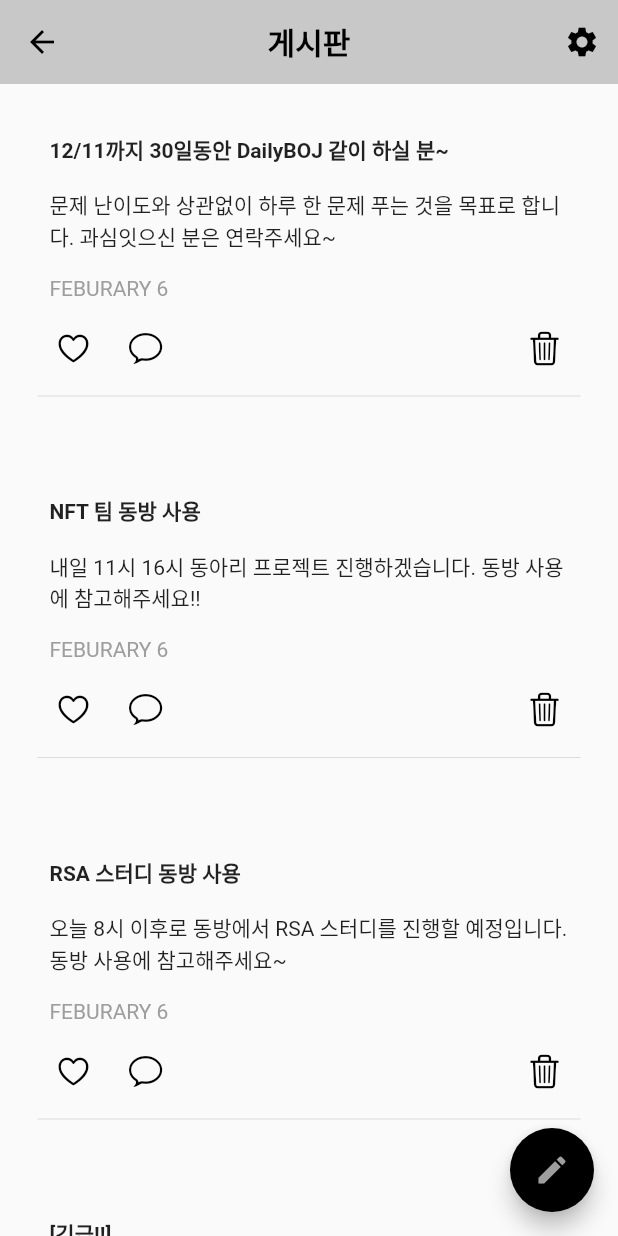
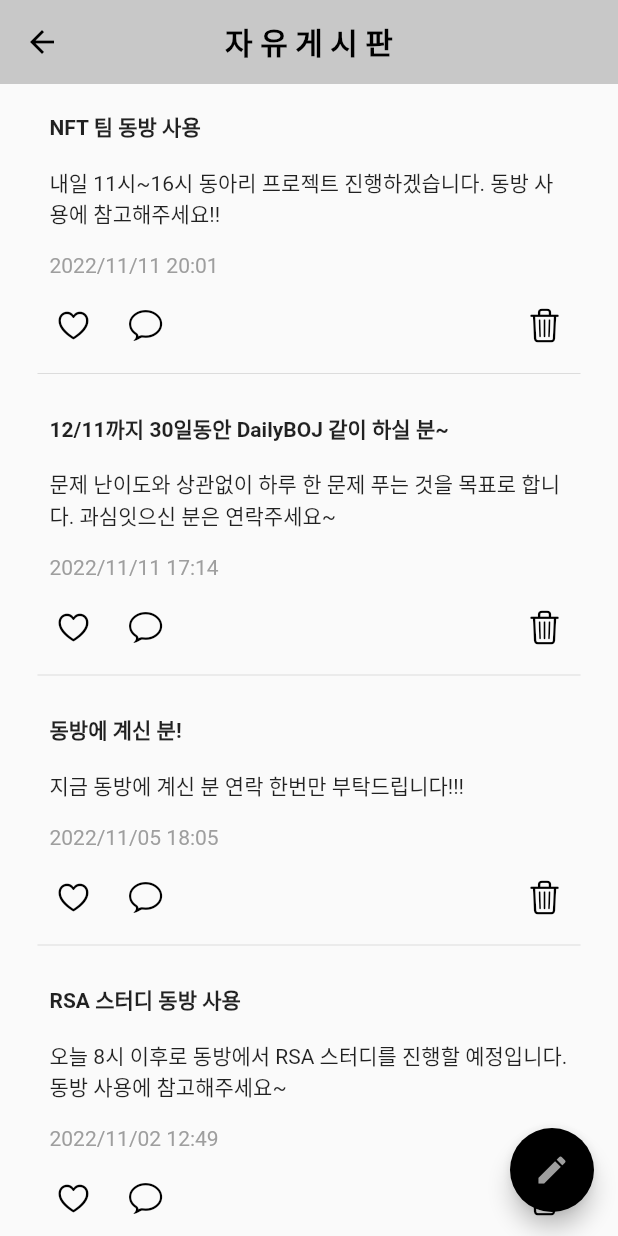
Before and after one commit to ItzTree/NFT-Project1, a Flutter app: the PostPage screen opened directly, on a phone screen of 412 x 824 dp. Run offline on Flutter 3.47's test engine with Material 2 defaults, Android fonts, the phone set to English and light mode, and no system bars; our stand-ins replace convex_bottom_bar.

Commit message:
Update files 11/14 13:41

```diff
--- a/lib/post_page.dart
+++ b/lib/post_page.dart
@@ -3,67 +3,61 @@ import 'package:flutter/material.dart';
 
 import 'comment_popup.dart';
 import 'main.dart';
-import 'main_body.dart';
-import 'setting_page.dart';
 
 class PostPage extends StatelessWidget {
   const PostPage({super.key});
 
+  final List<Map<String, dynamic>> posts = const [
+    {
+      'title': "NFT 팀 동방 사용",
+      'content': "내일 11시~16시 동아리 프로젝트 진행하겠습니다. 동방 사용에 참고해주세요!!",
+      'date': '2022/11/11 20:01',
+    },
+    {
+      'title': "12/11까지 30일동안 DailyBOJ 같이 하실 분~",
+      'content': "문제 난이도와 상관없이 하루 한 문제 푸는 것을 목표로 합니다. 과심잇으신 분은 연락주세요~",
+      'date': '2022/11/11 17:14',
+    },
+    {
+      'title': "동방에 계신 분!",
+      'content': "지금 동방에 계신 분 연락 한번만 부탁드립니다!!!",
+      'date': '2022/11/05 18:05',
+    },
+    {
+      'title': "RSA 스터디 동방 사용",
+      'content': "오늘 8시 이후로 동방에서 RSA 스터디를 진행할 예정입니다. 동방 사용에 참고해주세요~",
+      'date': '2022/11/02 12:49',
+    },
+  ];
+
   @override
   Widget build(BuildContext context) {
-    final List<String> textms = [
-      "12/11까지 30일동안 DailyBOJ 같이 하실 분~",
-      "NFT 팀 동방 사용",
-      "RSA 스터디 동방 사용",
-      "[긴급!!]"
-    ];
-    final List<String> textms2 = [
-      "문제 난이도와 상관없이 하루 한 문제 푸는 것을 목표로 합니다. 과심잇으신 분은 연락주세요~",
-      "내일 11시 16시 동아리 프로젝트 진행하겠습니다. 동방 사용에 참고해주세요!!",
-      "오늘 8시 이후로 동방에서 RSA 스터디를 진행할 예정입니다. 동방 사용에 참고해주세요~",
-      "지금 동방에 계신 분 연락 한번만 부탁드립니다!!!"
-    ];
-
     return Scaffold(
       appBar: AppBar(
-        leading: IconButton(
-            onPressed: () {
-              Navigator.push(
-                  context, MaterialPageRoute(builder: (_) => MainBody()));
-            },
-            icon: Icon(
-              Icons.arrow_back,
-              color: Colors.black,
-            )),
+        iconTheme: IconThemeData(color: Colors.black),
         title: Text(
-          '게시판',
+          '자 유 게 시 판',
           style: TextStyle(color: Colors.black, fontWeight: FontWeight.bold),
         ),
         centerTitle: true,
         elevation: 0,
         backgroundColor: sscctalkPrimaryColor,
-        actions: [
-          IconButton(
-            icon: Icon(Icons.settings),
-            color: Colors.black,
-            onPressed: (() {
-              Navigator.push(
-                context,
-                MaterialPageRoute(builder: (_) => SettingPage()),
-              );
-            }),
-          ),
-        ],
       ),
       body: ListView.builder(
-        itemCount: textms.length,
+        itemCount: posts.length,
         itemBuilder: (context, index) {
-          String textm = textms[index];
-          String textm2 = textms2[index];
-          return Feed(txtmessage: textm, txtmessage2: textm2);
+          final post = posts[index];
+          final title = post['title'] ?? "Title";
+          final content = post['content'] ?? "Content";
+          final date = post['date'] ?? "2000/01/01 00:00";
+          return Feed(title: title, content: content, date: date);
         },
+        physics: BouncingScrollPhysics(),
       ),
+
+      /// 글쓰기 버튼
       floatingActionButton: FloatingActionButton(
+        heroTag: 'postFAB',
         onPressed: () {
           Navigator.push(
             context,
@@ -82,16 +76,17 @@ class PostPage extends StatelessWidget {
 
 /// 피드 클래스
 class Feed extends StatefulWidget {
-  const Feed({
-    Key? key,
-    required this.txtmessage,
-    required this.txtmessage2,
-  }) : super(key: key);
+  const Feed(
+      {Key? key,
+      required this.title,
+      required this.content,
+      required this.date})
+      : super(key: key);
 
-  final String txtmessage;
-  final String txtmessage2;
+  final String title;
+  final String content;
+  final String date;
 
-  // 이미지를 담을 변수    아래가 private한 클래스여서!
   @override
   State<Feed> createState() => _FeedState();
 }
@@ -102,7 +97,7 @@ class _FeedState extends State<Feed> {
   @override
   Widget build(BuildContext context) {
     return Padding(
-      padding: const EdgeInsets.all(25.0),
+      padding: const EdgeInsets.fromLTRB(25, 10, 25, 0),
       child: Column(
         crossAxisAlignment: CrossAxisAlignment.start,
         children: [
@@ -110,7 +105,7 @@ class _FeedState extends State<Feed> {
           Padding(
             padding: const EdgeInsets.all(8.0),
             child: Text(
-              widget.txtmessage,
+              widget.title,
               style: TextStyle(
                 fontWeight: FontWeight.bold,
               ),
@@ -121,7 +116,7 @@ class _FeedState extends State<Feed> {
           Padding(
             padding: const EdgeInsets.all(8.0),
             child: Text(
-              widget.txtmessage2,
+              widget.content,
             ),
           ),
 
@@ -129,12 +124,14 @@ class _FeedState extends State<Feed> {
           Padding(
             padding: const EdgeInsets.all(8.0),
             child: Text(
-              "FEBURARY 6",
+              widget.date,
               style: TextStyle(
                 color: Colors.grey,
               ),
             ),
           ),
+
+          /// 아이콘
           Row(
             children: [
               IconButton(
@@ -144,11 +141,12 @@ class _FeedState extends State<Feed> {
                 ),
                 onPressed: () {
                   setState(() {
-                    // build가 다시 호출된다.
                     isFavorite = !isFavorite;
                   });
                 },
               ),
+
+              /// 댓글
               IconButton(
                 icon: Icon(CupertinoIcons.chat_bubble, color: Colors.black),
                 onPressed: () {
@@ -156,10 +154,13 @@ class _FeedState extends State<Feed> {
                     context: context,
                     builder: (context) {
                       return CommentUI();
-                      });
+                    },
+                  );
                 },
               ),
               Spacer(),
+
+              /// 삭제
               IconButton(
                 icon: Icon(CupertinoIcons.delete, color: Colors.black),
                 onPressed: () {
@@ -175,7 +176,7 @@ class _FeedState extends State<Feed> {
   }
 }
 
-//글쓰기 화면
+/// 글쓰기 화면
 class Messagetext extends StatelessWidget {
   const Messagetext({Key? key}) : super(key: key);
 
@@ -185,11 +186,8 @@ class Messagetext extends StatelessWidget {
       appBar: AppBar(
         backgroundColor: Colors.white,
         centerTitle: true,
-        elevation: 0,
-        iconTheme: IconThemeData(
-          color: Colors.black,
-        ),
-        //actionsIconTheme:
+        elevation: 1,
+        iconTheme: IconThemeData(color: Colors.black),
         title: Text(
           "SSCC TALK",
           style: TextStyle(
@@ -209,30 +207,31 @@ class Messagetext extends StatelessWidget {
                 "글쓰기",
                 style: TextStyle(
                   fontWeight: FontWeight.w900,
-                  fontSize: 32,
+                  fontSize: 28,
                 ),
               ),
               SizedBox(height: 15),
-              Container(
-                // decoration: BoxDecoration(border: Border.all()),
+
+              /// 제목
+              SizedBox(
                 height: 65,
                 width: 500,
-                child: SizedBox(
                 child: TextField(
                   keyboardType: TextInputType.multiline,
                   maxLines: null,
                   obscureText: false,
+                  maxLength: 30,
                   decoration: InputDecoration(
                       hintText: "제목",
+                      counterText: '',
                       focusedBorder: UnderlineInputBorder(
                           borderSide: BorderSide(color: Colors.black))),
                 ),
               ),
-              ),
-              Container(
-                height: 150,
+
+              /// 내용
+              SizedBox(
                 width: 500,
-                child: SizedBox(
                 child: TextField(
                   keyboardType: TextInputType.multiline,
                   maxLines: null,
@@ -245,34 +244,30 @@ class Messagetext extends StatelessWidget {
                   ),
                 ),
               ),
-              ),
-              // ListTile(
-              //   onTap: () {
-              //     Navigator.pop(context);
-              //   },
-              //   title: Text("작성"),
-              // ),
-              SizedBox(height: 200),
-              Row(
-                children: [
-                  Spacer(),
-                  ElevatedButton(
+              SizedBox(height: 30),
+
+              /// 작성하기 버튼
+              Center(
+                child: SizedBox(
+                  width: 200,
+                  height: 40,
+                  child: ElevatedButton(
                     onPressed: () {
                       Navigator.pop(context);
                     },
-                      style: ElevatedButton.styleFrom(primary: Colors.blueGrey),
-                      child: Text("작성"))
-                ],
+                    style: ElevatedButton.styleFrom(
+                        backgroundColor: sscctalkPrimaryColor, elevation: 0),
+                    child: Text(
+                      "작성하기",
+                      style: TextStyle(
+                        color: Colors.black,
+                        fontSize: 15,
+                        fontWeight: FontWeight.bold,
                       ),
-              // Container(
-              //   width: 100,
-              //   child: ElevatedButton(
-              //     onPressed: () {
-              //       Navigator.pop(context);
-              //     },
-              //     child: Text("작성"),
-              //   ),
-              // )
+                    ),
+                  ),
+                ),
+              ),
             ],
           ),
         ),
@@ -285,8 +280,12 @@ Future<dynamic> deletePost(BuildContext context) {
   return showDialog(
     context: context,
     builder: (BuildContext context) => AlertDialog(
-      content: Text("정말 삭제 하시겠어요?"),
+      content: Text(
+        "정말 삭제 하시겠어요?",
+        style: TextStyle(fontSize: 16),
+      ),
       actions: [
+        /// 네
         ElevatedButton(
           style: ButtonStyle(
             backgroundColor: MaterialStateProperty.all<Color>(
@@ -303,6 +302,8 @@ Future<dynamic> deletePost(BuildContext context) {
             ),
           ),
         ),
+
+        /// 아니오
         ElevatedButton(
           style: ButtonStyle(
             backgroundColor: MaterialStateProperty.all<Color>(
```
Also changed, not shown: lib/change_info.dart (+20 -34 lines), lib/comment_popup.dart (+25 -19 lines), lib/login_page.dart (+6 -4 lines), lib/notice_page.dart (+101 -99 lines), lib/register_page.dart (+44 -17 lines), lib/setting_page.dart (+33 -18 lines). Lines whose indentation alone changed are shown as unchanged.
